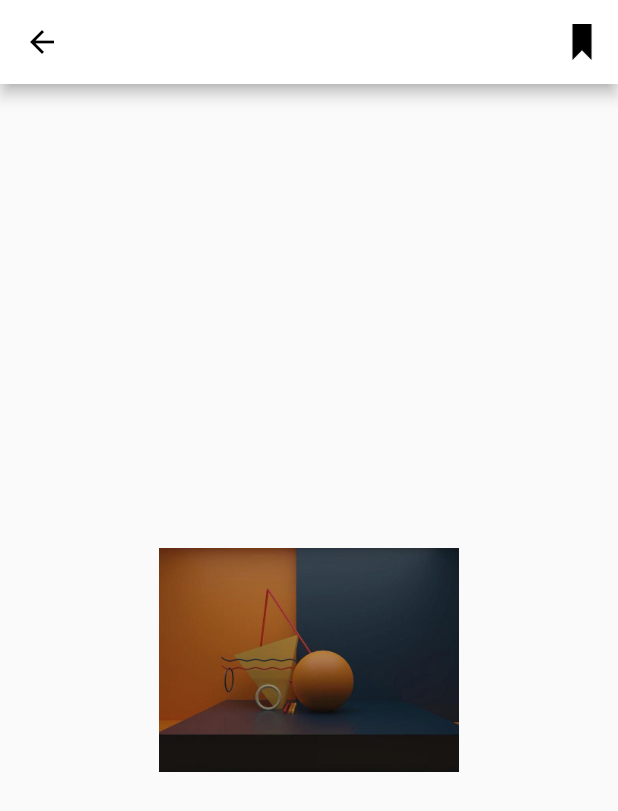
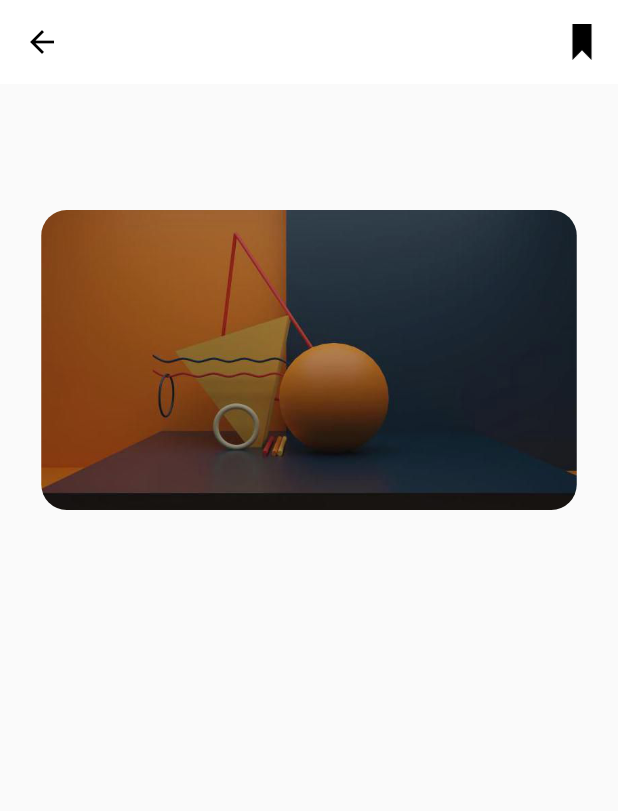
Before and after one commit to Blackburn060/Construcao-de-Interface-Flutter, a Flutter app: the PaginaSecundaria screen opened directly, on a phone screen of 412 x 824 dp. Shown: the top 811 px of the screen. Run offline on Flutter 3.47's test engine with Material 2 defaults, Android fonts, the phone set to English and light mode, and no system bars.

Commit message:
ajuste na foto da tela secundaria

```diff
--- a/projeto_tela_flutter/lib/main.dart
+++ b/projeto_tela_flutter/lib/main.dart
@@ -19,4 +19,5 @@ class MyApp extends StatelessWidget {
     );
 
   }
+
 }
--- a/projeto_tela_flutter/lib/paginaSecundaria.dart
+++ b/projeto_tela_flutter/lib/paginaSecundaria.dart
@@ -9,7 +9,8 @@ class PaginaSecundaria extends StatelessWidget {
       appBar: AppBar(
         title: const Text('Página Secundária'),
         backgroundColor: Colors.white, // Defina a cor desejada para a AppBar
-        iconTheme: const IconThemeData(color: Colors.black),
+        iconTheme: const IconThemeData(color: Color.fromARGB(255, 0, 0, 0)),
+        elevation: 0, // Remove a sombra (box shadow)
         actions: [
           IconButton(
             onPressed: () {
@@ -24,10 +25,19 @@ class PaginaSecundaria extends StatelessWidget {
         ],
       ),
       body: Center(
+        child: Container(
+
+          width: 357, // Largura da imagem
+          height: 200, // Altura da imagem
+          transform: Matrix4.translationValues(0, -200, 0), // Mover para cima
+          child: ClipRRect(
+
+            borderRadius: BorderRadius.circular(17), // Arredonda os cantos
             child: Image.asset(
-          'assets/fotoPrincipal.jpeg', // Caminho para a imagem do corpo
-          width: 200, // Largura da imagem do corpo
-          height: 200, // Altura da imagem do corpo
+              'assets/fotoPrincipal.png', // Caminho para a imagem
+              fit: BoxFit.cover, // Ajustar a imagem para preencher o Container
+            ),
+          ),
         ),
       ),
     );
--- a/projeto_tela_flutter/lib/paginainicial.dart
+++ b/projeto_tela_flutter/lib/paginainicial.dart
@@ -40,7 +40,7 @@ class _PaginaInicialState extends State<PaginaInicial> {
                   Navigator.push(
                       context,
                       MaterialPageRoute(
-                          builder: (context) => PaginaSecundaria()));
+                          builder: (context) => const PaginaSecundaria()));
                 },
 
                 child: Container(
```
Lines whose indentation alone changed are shown as unchanged.
